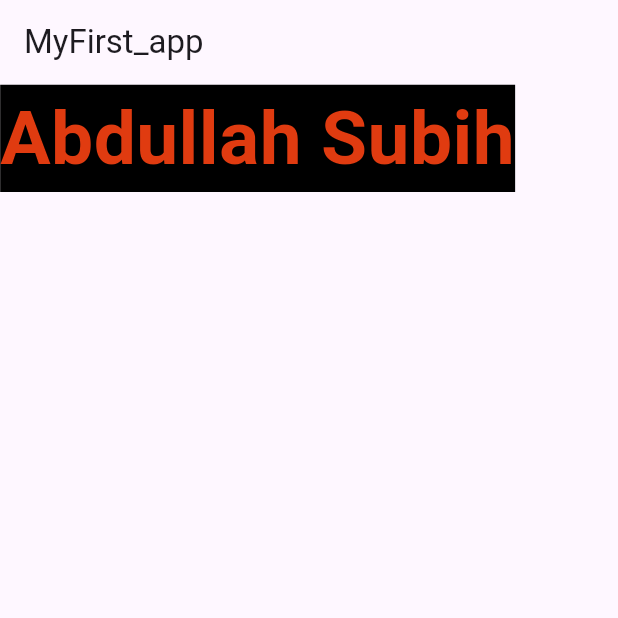
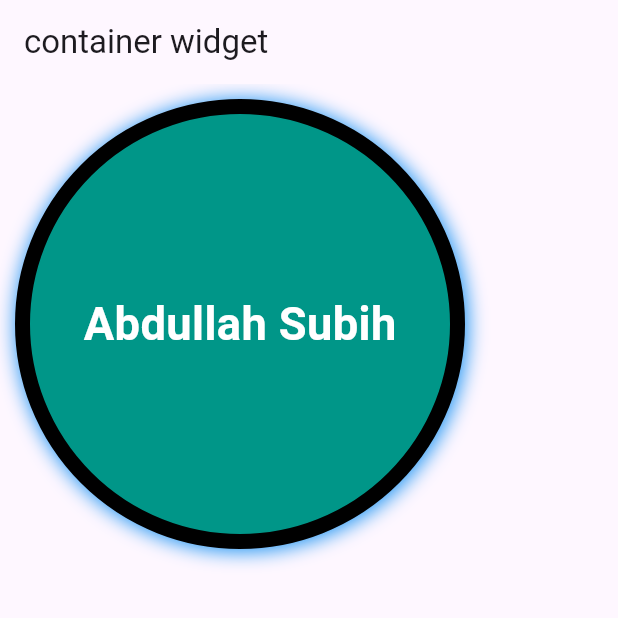
Before and after one commit to aos092/my-private-applications, a Flutter app: the screen it shows after launch, on a phone screen of 412 x 824 dp, the top half of it. Run offline on Flutter 3.47's test engine with Material 3 defaults, Android fonts, the phone set to English and light mode, and no system bars.

Commit message:
container widget

```diff
--- a/lib/main.dart
+++ b/lib/main.dart
@@ -1,21 +1,47 @@
 import 'package:flutter/material.dart';
 
 void main() {
-  runApp( MyApp());
+  runApp(const MyApp());
 }
-class MyApp extends StatelessWidget{
- @override
-  Widget build(BuildContext context){
+
+class MyApp extends StatelessWidget {
+  const MyApp({super.key});
+
+  @override
+  Widget build(BuildContext context) {
     return MaterialApp(
       home: Scaffold(
-        appBar: AppBar(title: Text("MyFirst_app"),),
-        body: Text("Abdullah Subih" ,style:TextStyle(
-          color: Color.fromARGB(255, 224, 59, 16),
-          fontSize: 50,
-          fontWeight: FontWeight.bold,
-          backgroundColor: Colors.black
-        ),),
-      )
+        appBar: AppBar(title: const Text("container widget")),
+        body: Container(
+          decoration: BoxDecoration(
+            //alignment: Alignment.center,
+            color: Colors.teal,
+            borderRadius: const BorderRadius.all(Radius.circular(4000) ),
+            border: Border.all(color: Colors.black, width: 10),
+            boxShadow: const [
+              BoxShadow(
+                color: Colors.blue,
+                offset: Offset(1, 1),
+                spreadRadius: 1,
+                blurRadius: 10,
+              ),
+            ],
+          ),
+          width: 300,
+          height: 300,
+          alignment: Alignment.center,
+          margin: const EdgeInsets.all(10),
+          padding: const EdgeInsets.all(20),
+          child: const Text(
+            "Abdullah Subih",
+            style: TextStyle(
+              color: Colors.white,
+              fontSize: 30.2,
+              fontWeight: FontWeight.bold,
+            ),
+          ),
+        ),
+      ),
     );
   }
 }
```
